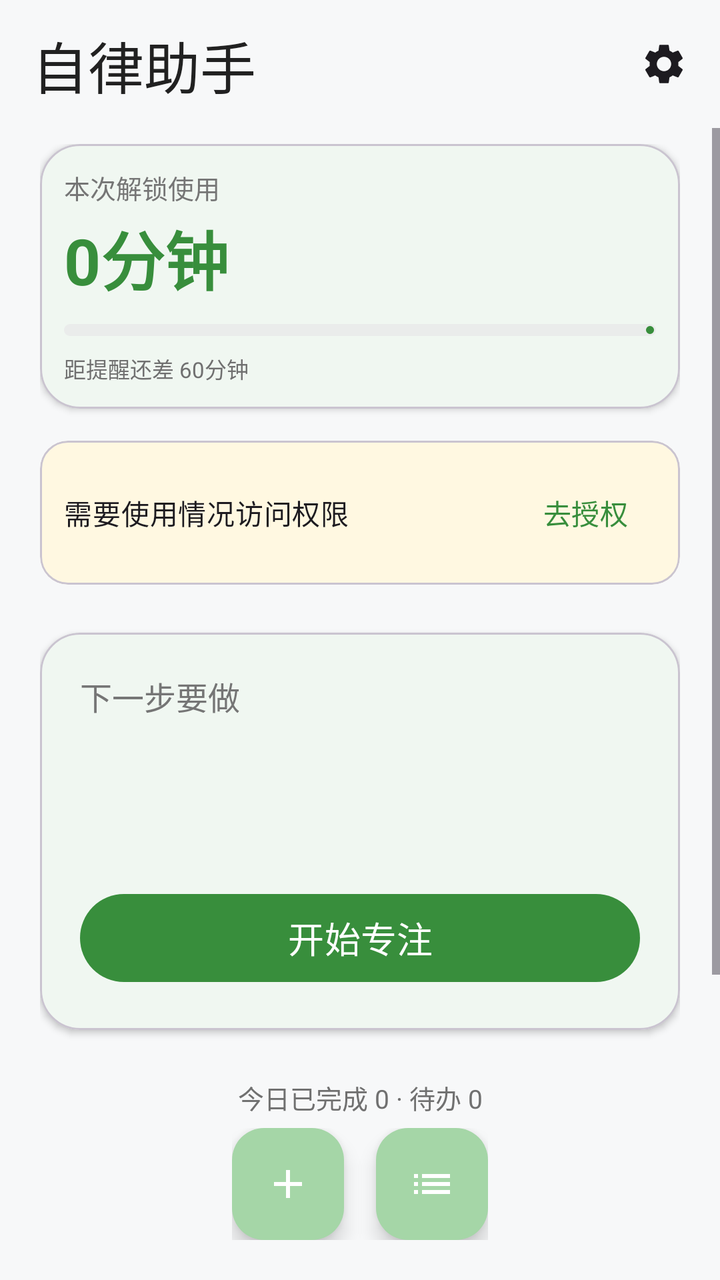
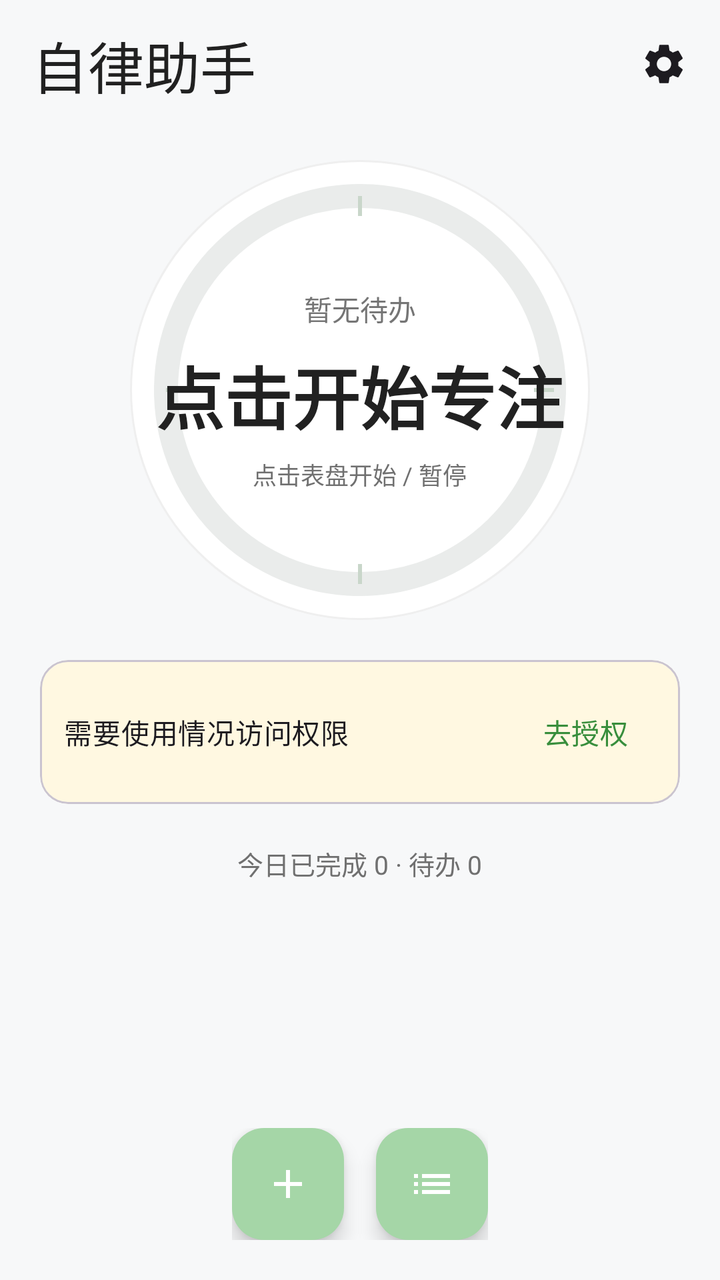

An Android layout rendered at two revisions. The XML below is the earlier revision; the diff shows what the commit changed to produce the second picture.
<!-- AndroidManifest.xml: application theme Theme.SelfDiscipline -->
<!-- res/layout/activity_main.xml -->
<?xml version="1.0" encoding="utf-8"?>
<LinearLayout xmlns:android="http://schemas.android.com/apk/res/android"
    xmlns:app="http://schemas.android.com/apk/res-auto"
    android:layout_width="match_parent"
    android:layout_height="match_parent"
    android:background="@color/bg"
    android:orientation="vertical">

    <com.google.android.material.appbar.MaterialToolbar
        android:id="@+id/toolbar"
        android:layout_width="match_parent"
        android:layout_height="wrap_content"
        android:background="@color/bg"
        android:paddingTop="8dp"
        android:paddingBottom="8dp"
        app:title="自律助手"
        app:titleTextAppearance="@style/TextAppearance.App.Title">

        <ImageView
            android:id="@+id/btnSettings"
            android:layout_width="44dp"
            android:layout_height="44dp"
            android:layout_gravity="end"
            android:layout_marginEnd="6dp"
            android:background="?attr/selectableItemBackgroundBorderless"
            android:contentDescription="设置"
            android:padding="10dp"
            android:src="@drawable/ic_settings" />
    </com.google.android.material.appbar.MaterialToolbar>

    <ScrollView
        android:layout_width="match_parent"
        android:layout_height="0dp"
        android:layout_weight="1"
        android:fillViewport="true">

        <LinearLayout
            android:layout_width="match_parent"
            android:layout_height="wrap_content"
            android:orientation="vertical"
            android:paddingStart="20dp"
            android:paddingEnd="20dp"
            android:paddingTop="8dp"
            android:paddingBottom="96dp">

            
            <com.google.android.material.card.MaterialCardView
                android:layout_width="match_parent"
                android:layout_height="wrap_content"
                app:cardBackgroundColor="@color/surface"
                app:cardCornerRadius="20dp"
                app:cardElevation="2dp">

                <LinearLayout
                    android:layout_width="match_parent"
                    android:layout_height="wrap_content"
                    android:orientation="vertical"
                    android:padding="12dp">

                    <TextView
                        android:layout_width="wrap_content"
                        android:layout_height="wrap_content"
                        android:text="本次解锁使用"
                        android:textColor="@color/text_label"
                        android:textSize="13sp" />

                    <TextView
                        android:id="@+id/tvUsage"
                        android:layout_width="wrap_content"
                        android:layout_height="wrap_content"
                        android:layout_marginTop="2dp"
                        android:text="0分钟"
                        android:textColor="@color/primary"
                        android:textSize="32sp"
                        android:textStyle="bold" />

                    <com.google.android.material.progressindicator.LinearProgressIndicator
                        android:id="@+id/progressUsage"
                        android:layout_width="match_parent"
                        android:layout_height="wrap_content"
                        android:layout_marginTop="10dp"
                        android:max="100"
                        app:indicatorColor="@color/primary"
                        app:trackColor="@color/surface_variant"
                        app:trackCornerRadius="3dp"
                        app:trackThickness="6dp" />

                    <TextView
                        android:id="@+id/tvUsageHint"
                        android:layout_width="wrap_content"
                        android:layout_height="wrap_content"
                        android:layout_marginTop="8dp"
                        android:text="距提醒还差 60分钟"
                        android:textColor="@color/text_secondary"
                        android:textSize="11sp" />
                </LinearLayout>
            </com.google.android.material.card.MaterialCardView>

            
            <com.google.android.material.card.MaterialCardView
                android:id="@+id/cardPermission"
                android:layout_width="match_parent"
                android:layout_height="wrap_content"
                android:layout_marginTop="16dp"
                app:cardBackgroundColor="#FFF8E1"
                app:cardCornerRadius="14dp"
                app:cardElevation="0dp">

                <LinearLayout
                    android:layout_width="match_parent"
                    android:layout_height="wrap_content"
                    android:gravity="center_vertical"
                    android:orientation="horizontal"
                    android:padding="12dp">

                    <TextView
                        android:layout_width="0dp"
                        android:layout_height="wrap_content"
                        android:layout_weight="1"
                        android:text="需要使用情况访问权限"
                        android:textAppearance="?attr/textAppearanceBodyMedium" />

                    <com.google.android.material.button.MaterialButton
                        android:id="@+id/btnGrantPermission"
                        android:layout_width="wrap_content"
                        android:layout_height="wrap_content"
                        android:minWidth="0dp"
                        android:paddingStart="14dp"
                        android:paddingEnd="14dp"
                        android:text="去授权"
                        style="@style/Widget.Material3.Button.TextButton" />
                </LinearLayout>
            </com.google.android.material.card.MaterialCardView>

            
            <com.google.android.material.card.MaterialCardView
                android:id="@+id/cardNextTask"
                android:layout_width="match_parent"
                android:layout_height="wrap_content"
                android:layout_marginTop="24dp"
                android:clickable="true"
                android:focusable="true"
                android:foreground="?attr/selectableItemBackground"
                app:cardBackgroundColor="@color/surface"
                app:cardCornerRadius="20dp"
                app:cardElevation="2dp">

                <LinearLayout
                    android:layout_width="match_parent"
                    android:layout_height="wrap_content"
                    android:orientation="vertical"
                    android:padding="20dp">

                    <TextView
                        android:layout_width="wrap_content"
                        android:layout_height="wrap_content"
                        android:text="下一步要做"
                        android:textColor="@color/text_label"
                        android:textSize="16sp" />

                    <TextView
                        android:id="@+id/tvNextTitle"
                        android:layout_width="wrap_content"
                        android:layout_height="wrap_content"
                        android:layout_marginTop="6dp"
                        android:textColor="@color/text_primary"
                        android:textSize="24sp"
                        android:textStyle="bold" />

                    <TextView
                        android:id="@+id/tvNextMeta"
                        android:layout_width="wrap_content"
                        android:layout_height="wrap_content"
                        android:layout_marginTop="6dp"
                        android:textColor="@color/text_secondary"
                        android:textSize="14sp" />

                    <com.google.android.material.button.MaterialButton
                        android:id="@+id/btnStartFocus"
                        android:layout_width="match_parent"
                        android:layout_height="52dp"
                        android:layout_marginTop="20dp"
                        android:text="开始专注"
                        android:textSize="18sp" />
                </LinearLayout>
            </com.google.android.material.card.MaterialCardView>

            
            <TextView
                android:id="@+id/tvTodayStats"
                android:layout_width="match_parent"
                android:layout_height="wrap_content"
                android:layout_marginTop="24dp"
                android:gravity="center"
                android:text="今日已完成 0 · 待办 0"
                android:textColor="@color/text_secondary"
                android:textSize="13sp" />

            
            <com.google.android.material.card.MaterialCardView
                android:id="@+id/cardNoTask"
                android:layout_width="match_parent"
                android:layout_height="wrap_content"
                android:layout_marginTop="24dp"
                android:visibility="gone"
                app:cardBackgroundColor="@color/surface"
                app:cardCornerRadius="20dp"
                app:cardElevation="2dp">

                <LinearLayout
                    android:layout_width="match_parent"
                    android:layout_height="wrap_content"
                    android:gravity="center"
                    android:orientation="vertical"
                    android:padding="24dp">

                    <TextView
                        android:layout_width="wrap_content"
                        android:layout_height="wrap_content"
                        android:text="暂无待办任务"
                        android:textAppearance="?attr/textAppearanceTitleMedium"
                        android:textColor="@color/text_secondary" />

                    <com.google.android.material.button.MaterialButton
                        android:id="@+id/btnGoAddTask"
                        android:layout_width="wrap_content"
                        android:layout_height="wrap_content"
                        android:layout_marginTop="8dp"
                        android:text="去添加任务"
                        style="@style/Widget.Material3.Button.TonalButton" />
                </LinearLayout>
            </com.google.android.material.card.MaterialCardView>
        </LinearLayout>
    </ScrollView>

    
    <LinearLayout
        android:layout_width="wrap_content"
        android:layout_height="wrap_content"
        android:layout_gravity="bottom|center_horizontal"
        android:layout_marginBottom="20dp"
        android:gravity="center_vertical"
        android:orientation="horizontal">

        <com.google.android.material.floatingactionbutton.FloatingActionButton
            android:id="@+id/fabAddTask"
            android:layout_width="wrap_content"
            android:layout_height="wrap_content"
            android:contentDescription="添加任务"
            android:src="@drawable/ic_add"
            app:tint="@android:color/white" />

        <com.google.android.material.floatingactionbutton.FloatingActionButton
            android:id="@+id/fabTaskList"
            android:layout_width="wrap_content"
            android:layout_height="wrap_content"
            android:layout_marginStart="16dp"
            android:contentDescription="任务清单"
            android:src="@drawable/ic_list"
            app:tint="@android:color/white" />
    </LinearLayout>
</LinearLayout>
<!-- resources referenced by this layout -->
<resources>
  <color name="bg">#F7F8F9</color>
  <color name="primary">#388E3C</color>
  <color name="surface">#FFFFFF</color>
  <color name="surface_variant">#EAECEB</color>
  <color name="text_label">#757575</color>
  <color name="text_primary">#212121</color>
  <color name="text_secondary">#707070</color>
  <!-- drawable ic_add (drawable) -->
  <?xml version="1.0" encoding="utf-8"?>
  <vector xmlns:android="http://schemas.android.com/apk/res/android"
      android:width="24dp"
      android:height="24dp"
      android:viewportWidth="24"
      android:viewportHeight="24">
      <path
          android:fillColor="#FFFFFFFF"
          android:pathData="M19,13H13V19H11V13H5V11H11V5H13V11H19V13Z" />
  </vector>
  <!-- drawable ic_list (drawable) -->
  <?xml version="1.0" encoding="utf-8"?>
  <vector xmlns:android="http://schemas.android.com/apk/res/android"
      android:width="24dp"
      android:height="24dp"
      android:viewportWidth="24"
      android:viewportHeight="24">
      <path
          android:fillColor="#FF000000"
          android:pathData="M3,13h2v-2L3,11v2zM3,17h2v-2L3,15v2zM3,9h2L5,7L3,7v2zM7,13h14v-2L7,11v2zM7,17h14v-2L7,15v2zM7,7v2h14L21,7L7,7z" />
  </vector>
  <!-- drawable ic_settings (drawable) -->
  <?xml version="1.0" encoding="utf-8"?>
  <vector xmlns:android="http://schemas.android.com/apk/res/android"
      android:width="24dp"
      android:height="24dp"
      android:viewportWidth="24"
      android:viewportHeight="24"
      android:tint="?attr/colorOnSurface">
      <path
          android:fillColor="#FF000000"
          android:pathData="M19.14,12.94c0.04,-0.3 0.06,-0.61 0.06,-0.94c0,-0.32 -0.02,-0.64 -0.07,-0.94l2.03,-1.58c0.18,-0.14 0.23,-0.41 0.12,-0.61l-1.92,-3.32c-0.12,-0.22 -0.37,-0.29 -0.59,-0.22l-2.39,0.96c-0.5,-0.38 -1.03,-0.7 -1.62,-0.94L14.4,2.81c-0.04,-0.24 -0.24,-0.41 -0.48,-0.41h-3.84c-0.24,0 -0.43,0.17 -0.47,0.41L9.25,5.35C8.66,5.59 8.12,5.92 7.63,6.29L5.24,5.33c-0.22,-0.08 -0.47,0 -0.59,0.22L2.74,8.87C2.62,9.08 2.66,9.34 2.86,9.48l2.03,1.58C4.84,11.36 4.8,11.69 4.8,12s0.02,0.64 0.07,0.94l-2.03,1.58c-0.18,0.14 -0.23,0.41 -0.12,0.61l1.92,3.32c0.12,0.22 0.37,0.29 0.59,0.22l2.39,-0.96c0.5,0.38 1.03,0.7 1.62,0.94l0.36,2.54c0.05,0.24 0.24,0.41 0.48,0.41h3.84c0.24,0 0.44,-0.17 0.47,-0.41l0.36,-2.54c0.59,-0.24 1.13,-0.56 1.62,-0.94l2.39,0.96c0.22,0.08 0.47,0 0.59,-0.22l1.92,-3.32c0.12,-0.22 0.07,-0.47 -0.12,-0.61L19.14,12.94zM12,15.6c-1.98,0 -3.6,-1.62 -3.6,-3.6s1.62,-3.6 3.6,-3.6s3.6,1.62 3.6,3.6S13.98,15.6 12,15.6z" />
  </vector>
  <style name="TextAppearance.App.Title" parent="TextAppearance.Material3.TitleLarge">
          <item name="android:textSize">28sp</item>
          <item name="android:fontFamily">sans-serif-medium</item>
          <item name="android:textColor">@color/text_primary</item>
      </style>
  <style name="Theme.SelfDiscipline" parent="Theme.Material3.Light.NoActionBar">
          <item name="colorPrimary">@color/primary</item>
          <item name="colorOnPrimary">@color/white</item>
          <item name="colorPrimaryContainer">@color/primary_container</item>
          <item name="colorOnPrimaryContainer">@color/on_primary_container</item>
          <item name="colorSurface">@color/surface</item>
          <item name="colorSurfaceVariant">@color/surface_variant</item>
          <item name="android:windowBackground">@color/bg</item>
          <item name="android:statusBarColor">@color/bg</item>
          <item name="android:windowLightStatusBar">true</item>
      </style>
  <color name="white">#FFFFFF</color>
  <color name="primary_container">#A5D6A7</color>
  <color name="on_primary_container">#1B5E20</color>
</resources>

<!-- the commit's change to res/layout/activity_main.xml (unified diff, before → after) -->
@@ -37,71 +37,107 @@
         <LinearLayout
             android:layout_width="match_parent"
             android:layout_height="wrap_content"
+            android:gravity="center_horizontal"
             android:orientation="vertical"
             android:paddingStart="20dp"
             android:paddingEnd="20dp"
-            android:paddingTop="8dp"
+            android:paddingTop="16dp"
             android:paddingBottom="96dp">
 
             
-            <com.google.android.material.card.MaterialCardView
-                android:layout_width="match_parent"
-                android:layout_height="wrap_content"
-                app:cardBackgroundColor="@color/surface"
-                app:cardCornerRadius="20dp"
-                app:cardElevation="2dp">
-
+            <FrameLayout
+                android:id="@+id/dialContainer"
+                android:layout_width="230dp"
+                android:layout_height="230dp"
+                android:background="@drawable/bg_dial"
+                android:clickable="true"
+                android:focusable="true"
+                android:foreground="?attr/selectableItemBackgroundBorderless">
+
+                <com.google.android.material.progressindicator.CircularProgressIndicator
+                    android:id="@+id/ringProgress"
+                    android:layout_width="230dp"
+                    android:layout_height="230dp"
+                    android:layout_gravity="center"
+                    android:max="100"
+                    app:indicatorColor="@color/primary"
+                    app:indicatorSize="206dp"
+                    app:trackColor="@color/surface_variant"
+                    app:trackCornerRadius="6dp"
+                    app:trackThickness="12dp" />
+
+                
+                <View
+                    android:layout_width="2dp"
+                    android:layout_height="10dp"
+                    android:layout_gravity="top|center_horizontal"
+                    android:layout_marginTop="18dp"
+                    android:background="@color/tick" />
+
+                <View
+                    android:layout_width="10dp"
+                    android:layout_height="2dp"
+                    android:layout_gravity="center_vertical|end"
+                    android:layout_marginEnd="18dp"
+                    android:background="@color/tick" />
+
+                <View
+                    android:layout_width="2dp"
+                    android:layout_height="10dp"
+                    android:layout_gravity="bottom|center_horizontal"
+                    android:layout_marginBottom="18dp"
+                    android:background="@color/tick" />
+
+                <View
+                    android:layout_width="10dp"
+                    android:layout_height="2dp"
+                    android:layout_gravity="center_vertical|start"
+                    android:layout_marginStart="18dp"
+                    android:background="@color/tick" />
+
+                
                 <LinearLayout
-                    android:layout_width="match_parent"
+                    android:layout_width="wrap_content"
                     android:layout_height="wrap_content"
-                    android:orientation="vertical"
-                    android:padding="12dp">
-
-                    <TextView
-                        android:layout_width="wrap_content"
-                        android:layout_height="wrap_content"
-                        android:text="本次解锁使用"
+                    android:layout_gravity="center"
+                    android:gravity="center"
+                    android:orientation="vertical">
+
+                    <TextView
+                        android:id="@+id/tvDialTask"
+                        android:layout_width="wrap_content"
+                        android:layout_height="wrap_content"
+                        android:text="暂无待办"
                         android:textColor="@color/text_label"
-                        android:textSize="13sp" />
-
-                    <TextView
-                        android:id="@+id/tvUsage"
-                        android:layout_width="wrap_content"
-                        android:layout_height="wrap_content"
-                        android:layout_marginTop="2dp"
-                        android:text="0分钟"
-                        android:textColor="@color/primary"
-                        android:textSize="32sp"
+                        android:textSize="14sp" />
+
+                    <TextView
+                        android:id="@+id/tvDialCountdown"
+                        android:layout_width="wrap_content"
+                        android:layout_height="wrap_content"
+                        android:layout_marginTop="8dp"
+                        android:text="点击开始专注"
+                        android:textColor="@color/text_primary"
+                        android:textSize="34sp"
                         android:textStyle="bold" />
 
-                    <com.google.android.material.progressindicator.LinearProgressIndicator
-                        android:id="@+id/progressUsage"
-                        android:layout_width="match_parent"
-                        android:layout_height="wrap_content"
-                        android:layout_marginTop="10dp"
-                        android:max="100"
-                        app:indicatorColor="@color/primary"
-                        app:trackColor="@color/surface_variant"
-                        app:trackCornerRadius="3dp"
-                        app:trackThickness="6dp" />
-
-                    <TextView
-                        android:id="@+id/tvUsageHint"
-                        android:layout_width="wrap_content"
-                        android:layout_height="wrap_content"
-                        android:layout_marginTop="8dp"
-                        android:text="距提醒还差 60分钟"
+                    <TextView
+                        android:id="@+id/tvDialHint"
+                        android:layout_width="wrap_content"
+                        android:layout_height="wrap_content"
+                        android:layout_marginTop="6dp"
+                        android:text="点击表盘开始 / 暂停"
                         android:textColor="@color/text_secondary"
-                        android:textSize="11sp" />
+                        android:textSize="12sp" />
                 </LinearLayout>
-            </com.google.android.material.card.MaterialCardView>
+            </FrameLayout>
 
             
             <com.google.android.material.card.MaterialCardView
                 android:id="@+id/cardPermission"
                 android:layout_width="match_parent"
                 android:layout_height="wrap_content"
-                android:layout_marginTop="16dp"
+                android:layout_marginTop="20dp"
                 app:cardBackgroundColor="#FFF8E1"
                 app:cardCornerRadius="14dp"
                 app:cardElevation="0dp">
@@ -133,103 +169,14 @@
             </com.google.android.material.card.MaterialCardView>
 
             
-            <com.google.android.material.card.MaterialCardView
-                android:id="@+id/cardNextTask"
-                android:layout_width="match_parent"
-                android:layout_height="wrap_content"
-                android:layout_marginTop="24dp"
-                android:clickable="true"
-                android:focusable="true"
-                android:foreground="?attr/selectableItemBackground"
-                app:cardBackgroundColor="@color/surface"
-                app:cardCornerRadius="20dp"
-                app:cardElevation="2dp">
-
-                <LinearLayout
-                    android:layout_width="match_parent"
-                    android:layout_height="wrap_content"
-                    android:orientation="vertical"
-                    android:padding="20dp">
-
-                    <TextView
-                        android:layout_width="wrap_content"
-                        android:layout_height="wrap_content"
-                        android:text="下一步要做"
-                        android:textColor="@color/text_label"
-                        android:textSize="16sp" />
-
-                    <TextView
-                        android:id="@+id/tvNextTitle"
-                        android:layout_width="wrap_content"
-                        android:layout_height="wrap_content"
-                        android:layout_marginTop="6dp"
-                        android:textColor="@color/text_primary"
-                        android:textSize="24sp"
-                        android:textStyle="bold" />
-
-                    <TextView
-                        android:id="@+id/tvNextMeta"
-                        android:layout_width="wrap_content"
-                        android:layout_height="wrap_content"
-                        android:layout_marginTop="6dp"
-                        android:textColor="@color/text_secondary"
-                        android:textSize="14sp" />
-
-                    <com.google.android.material.button.MaterialButton
-                        android:id="@+id/btnStartFocus"
-                        android:layout_width="match_parent"
-                        android:layout_height="52dp"
-                        android:layout_marginTop="20dp"
-                        android:text="开始专注"
-                        android:textSize="18sp" />
-                </LinearLayout>
-            </com.google.android.material.card.MaterialCardView>
-
-            
             <TextView
                 android:id="@+id/tvTodayStats"
-                android:layout_width="match_parent"
+                android:layout_width="wrap_content"
                 android:layout_height="wrap_content"
-                android:layout_marginTop="24dp"
-                android:gravity="center"
+                android:layout_marginTop="20dp"
                 android:text="今日已完成 0 · 待办 0"
                 android:textColor="@color/text_secondary"
                 android:textSize="13sp" />
-
-            
-            <com.google.android.material.card.MaterialCardView
-                android:id="@+id/cardNoTask"
-                android:layout_width="match_parent"
-                android:layout_height="wrap_content"
-                android:layout_marginTop="24dp"
-                android:visibility="gone"
-                app:cardBackgroundColor="@color/surface"
-                app:cardCornerRadius="20dp"
-                app:cardElevation="2dp">
-
-                <LinearLayout
-                    android:layout_width="match_parent"
-                    android:layout_height="wrap_content"
-                    android:gravity="center"
-                    android:orientation="vertical"
-                    android:padding="24dp">
-
-                    <TextView
-                        android:layout_width="wrap_content"
-                        android:layout_height="wrap_content"
-                        android:text="暂无待办任务"
-                        android:textAppearance="?attr/textAppearanceTitleMedium"
-                        android:textColor="@color/text_secondary" />
-
-                    <com.google.android.material.button.MaterialButton
-                        android:id="@+id/btnGoAddTask"
-                        android:layout_width="wrap_content"
-                        android:layout_height="wrap_content"
-                        android:layout_marginTop="8dp"
-                        android:text="去添加任务"
-                        style="@style/Widget.Material3.Button.TonalButton" />
-                </LinearLayout>
-            </com.google.android.material.card.MaterialCardView>
         </LinearLayout>
     </ScrollView>
 
@@ -246,7 +193,7 @@
             android:id="@+id/fabAddTask"
             android:layout_width="wrap_content"
             android:layout_height="wrap_content"
-            android:contentDescription="添加任务"
+            android:contentDescription="新增待办"
             android:src="@drawable/ic_add"
             app:tint="@android:color/white" />
 
@@ -255,7 +202,7 @@
             android:layout_width="wrap_content"
             android:layout_height="wrap_content"
             android:layout_marginStart="16dp"
-            android:contentDescription="任务清单"
+            android:contentDescription="待办清单"
             android:src="@drawable/ic_list"
             app:tint="@android:color/white" />
     </LinearLayout>
<!-- resource entries referenced after the edit -->
@@ -7,6 +7,16 @@
   <color name="text_label">#757575</color>
   <color name="text_primary">#212121</color>
   <color name="text_secondary">#707070</color>
+  <color name="tick">#C9D6CA</color>
+  <!-- drawable bg_dial (drawable) -->
+  <?xml version="1.0" encoding="utf-8"?>
+  <shape xmlns:android="http://schemas.android.com/apk/res/android"
+      android:shape="oval">
+      <solid android:color="@color/surface" />
+      <stroke
+          android:width="1dp"
+          android:color="#EFEFEF" />
+  </shape>
   <!-- drawable ic_add (drawable) -->
   <?xml version="1.0" encoding="utf-8"?>
   <vector xmlns:android="http://schemas.android.com/apk/res/android"
